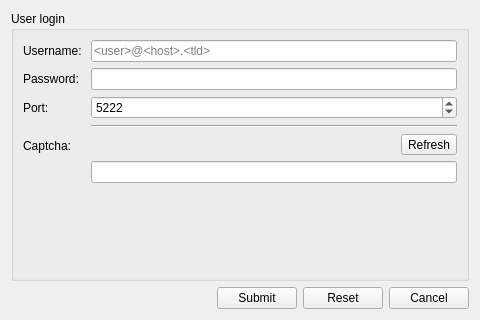
First picture: the form in src/ui/xmpp/gkxmppregistrationdialog.ui, repository GekkoFyre/small-world-deluxe, before the edit.
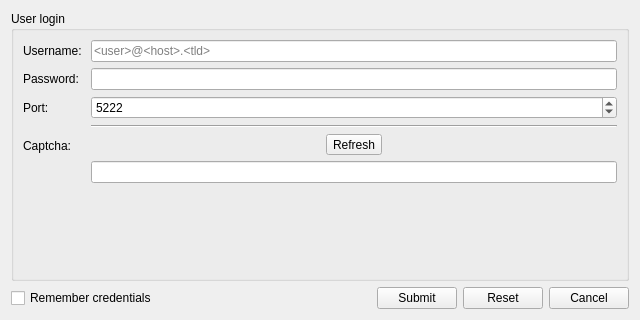
Second picture: the form after the edit. The open tabs and pages were chosen to show the change.

Commit message: * Updated the QTreeView model that QXmppRosterManager relies upon. * A few other, minor miscellaneous changes.

The edit to the form file:
```diff
--- a/src/ui/xmpp/gkxmppregistrationdialog.ui
+++ b/src/ui/xmpp/gkxmppregistrationdialog.ui
@@ -6,7 +6,7 @@
    <rect>
     <x>0</x>
     <y>0</y>
-    <width>480</width>
+    <width>640</width>
     <height>320</height>
    </rect>
   </property>
@@ -522,11 +522,7 @@
                        <number>0</number>
                       </property>
                       <item>
-                       <widget class="QLabel" name="label_xmpp_login_captcha_pixmap">
-                        <property name="text">
-                         <string>&lt;captcha&gt;</string>
-                        </property>
-                       </widget>
+                       <layout class="QFormLayout" name="formLayout_xmpp_login_recv_captcha"/>
                       </item>
                       <item>
                        <widget class="QToolButton" name="toolButton_xmpp_login_captcha_refresh">
@@ -669,6 +665,13 @@
           <property name="bottomMargin">
            <number>0</number>
           </property>
+          <item>
+           <widget class="QCheckBox" name="checkBox_login_remember_creds">
+            <property name="text">
+             <string>Remember credentials</string>
+            </property>
+           </widget>
+          </item>
           <item>
            <spacer name="horizontalSpacer_3">
             <property name="orientation">
```
Left out of the diff: 45 changed lines with no effect on the pictures. The commit also changes 9 other files.
